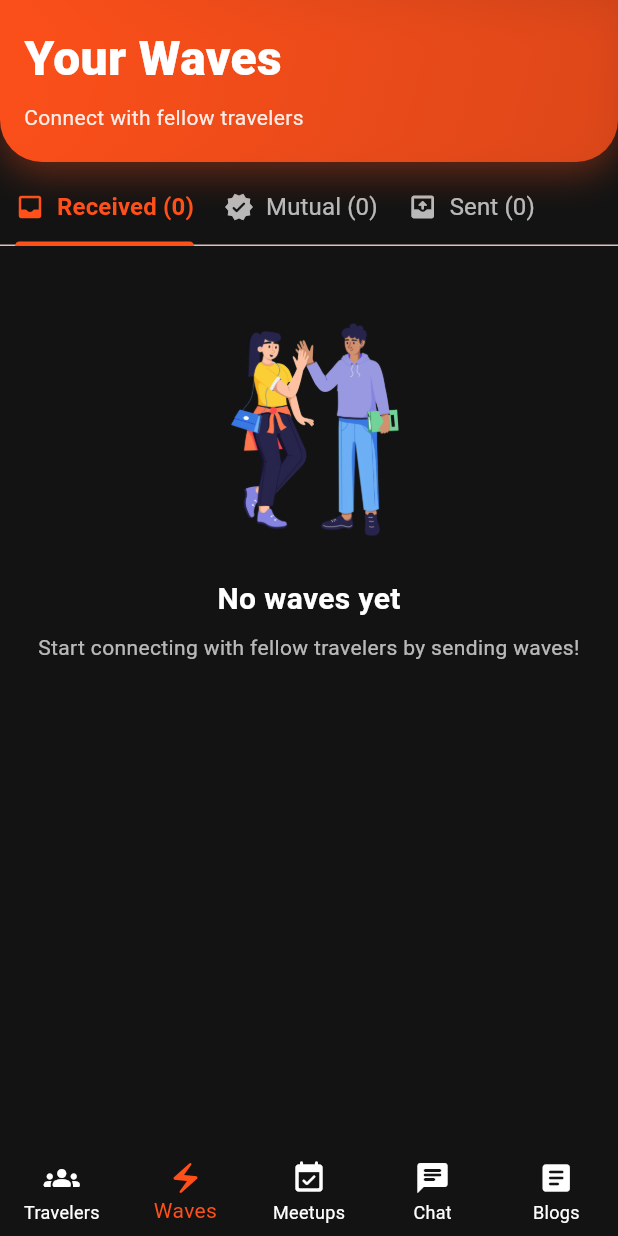
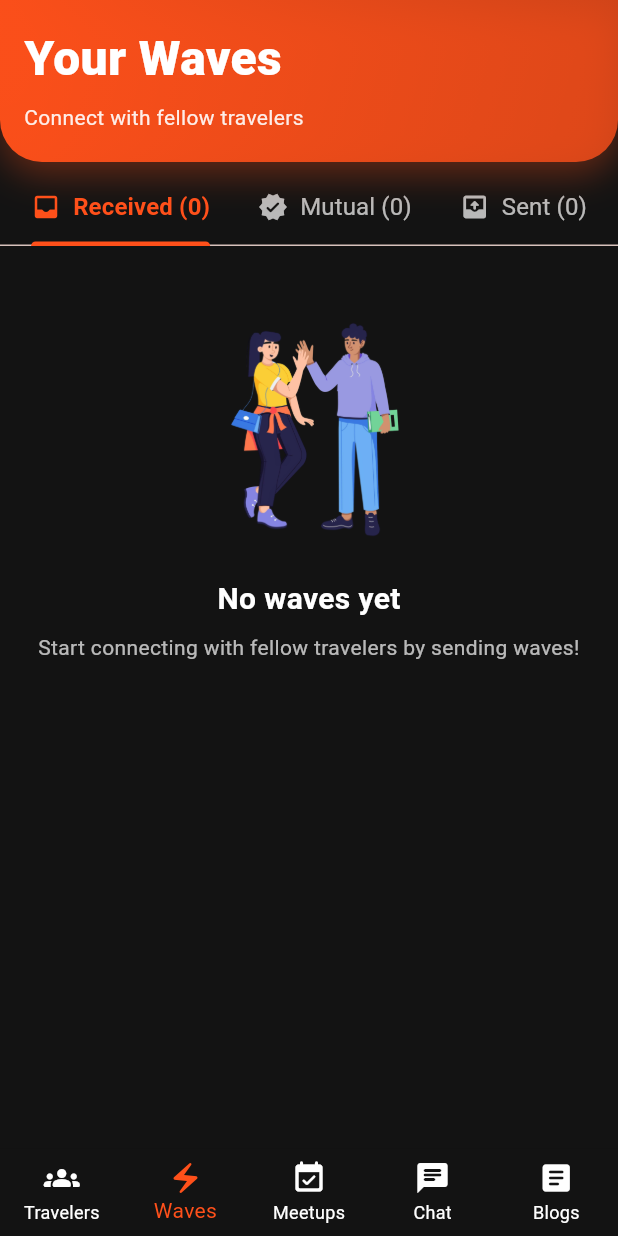
Before and after one commit to roychandu/backpackr, a Flutter app: the screen it shows once a user with an empty profile is signed in, item 2 of the bottom bar chosen, on a phone screen of 412 x 824 dp. Run offline on Flutter 3.47's test engine with Material 3 defaults, Android fonts, the phone set to English and light mode, and no system bars; our stand-ins replace cached_network_image, firebase_auth, firebase_core, firebase_database, flutter_local_notifications, flutter_riverpod and 10 more; missing offline and left inert: firebase_app_check, in_app_purchase_storekit; accounts and stored records are empty; network calls fail.

Commit message:
update TabBar alignment to center and remove redundant padding properties

```diff
--- a/lib/screens/waves_screen/waves_screen.dart
+++ b/lib/screens/waves_screen/waves_screen.dart
@@ -326,10 +326,8 @@ class _WavesScreenState extends State<WavesScreen>
                 preferredSize: const Size.fromHeight(0),
                 child: Container(
                   child: TabBar(
-                    padding: EdgeInsets.zero,
                     isScrollable: true,
-                    labelPadding: const EdgeInsets.symmetric(horizontal: 10),
-                    tabAlignment: TabAlignment.start,
+                    tabAlignment: TabAlignment.center,
                     controller: _tabController,
                     labelColor: AppColors.primary,
                     unselectedLabelColor: Colors.white70,
```
